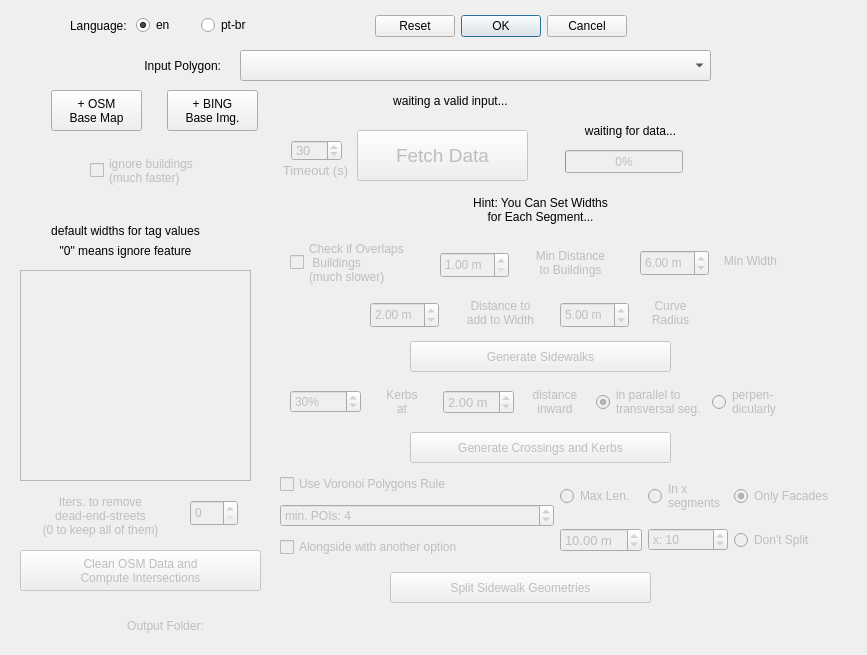
Old version of the form osm_sidewalkreator_dialog_base.ui in the repository kauevestena/osm_sidewalkreator.
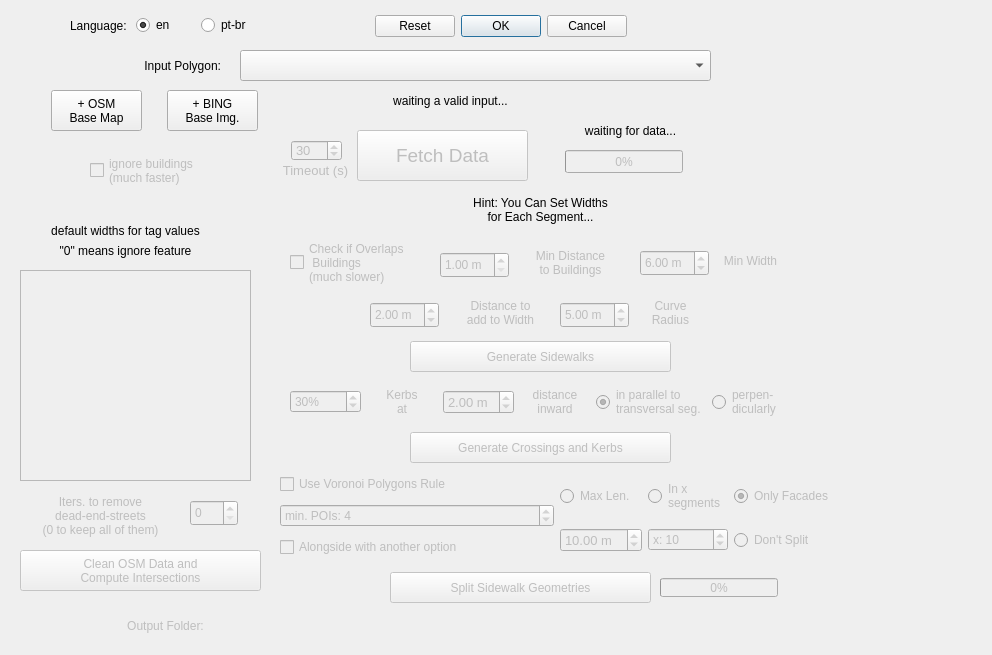
New version of the form. Icons and pictures are not drawn. Custom widgets are drawn as their Qt base class.

Commit message: a not thaat good progressbar was included

The edit to the form file:
```diff
--- a/osm_sidewalkreator_dialog_base.ui
+++ b/osm_sidewalkreator_dialog_base.ui
@@ -6,7 +6,7 @@
    <rect>
     <x>0</x>
     <y>0</y>
-    <width>867</width>
+    <width>992</width>
     <height>655</height>
    </rect>
   </property>
@@ -1150,8 +1150,8 @@
   <widget class="QLabel" name="label">
    <property name="geometry">
     <rect>
-     <x>730</x>
-     <y>0</y>
+     <x>850</x>
+     <y>10</y>
      <width>140</width>
      <height>230</height>
     </rect>
@@ -1163,6 +1163,25 @@
     <pixmap>assets/logos/logos.png</pixmap>
    </property>
   </widget>
+  <widget class="QProgressBar" name="split_progressbar">
+   <property name="enabled">
+    <bool>false</bool>
+   </property>
+   <property name="geometry">
+    <rect>
+     <x>660</x>
+     <y>578</y>
+     <width>118</width>
+     <height>19</height>
+    </rect>
+   </property>
+   <property name="value">
+    <number>0</number>
+   </property>
+   <property name="invertedAppearance">
+    <bool>false</bool>
+   </property>
+  </widget>
  </widget>
  <customwidgets>
   <customwidget>
```
The commit also changes 1 other file.
